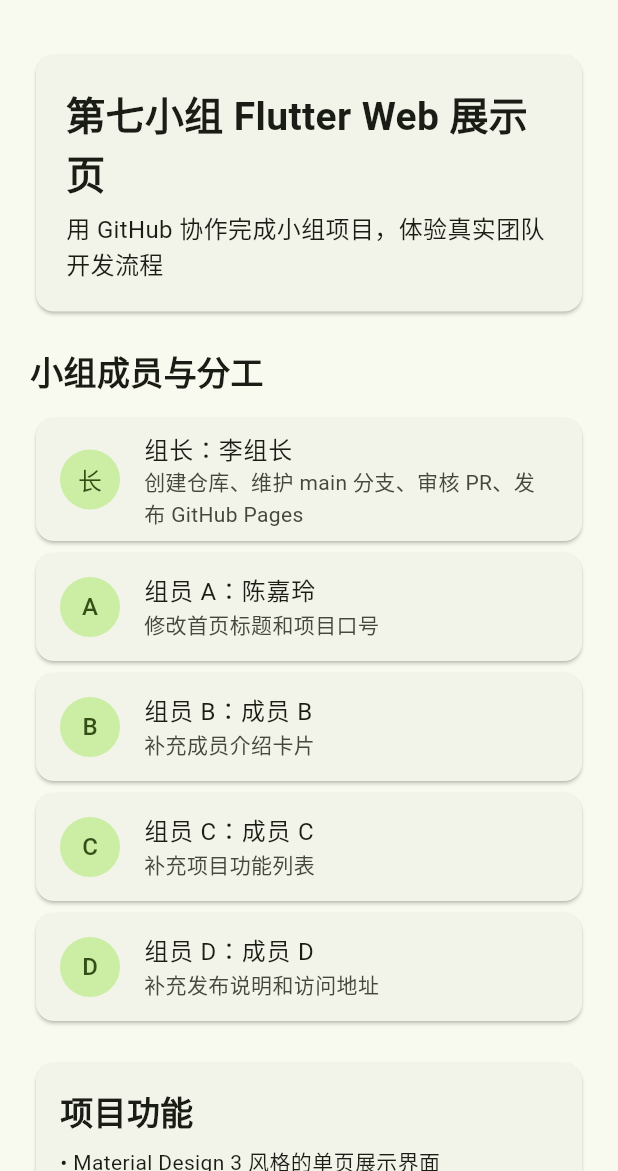
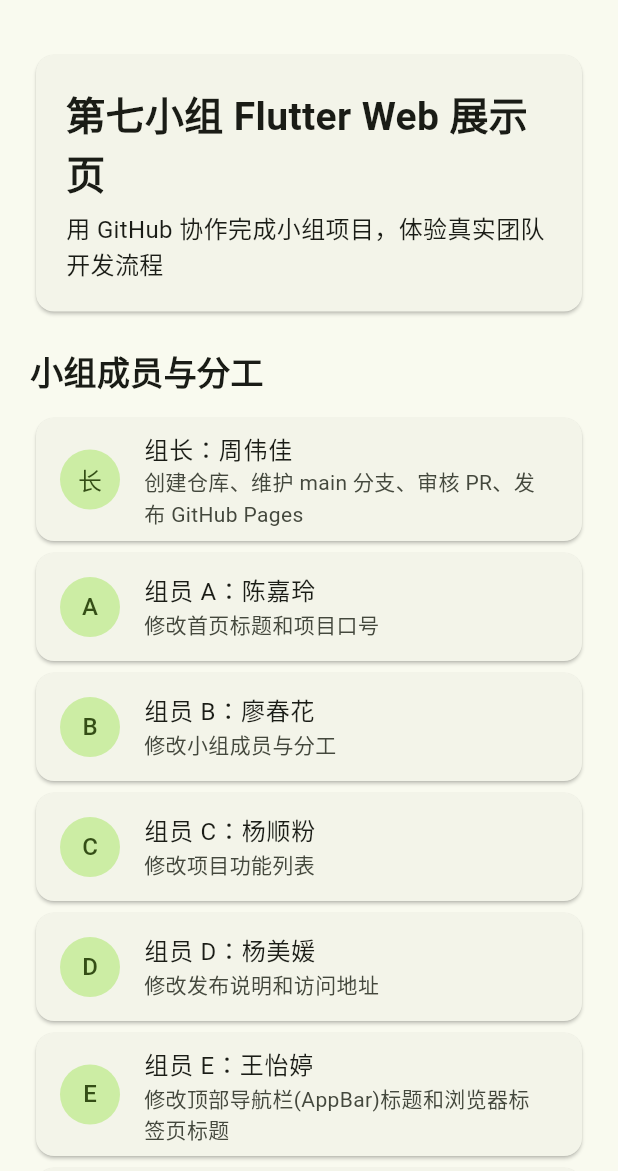
Before and after one commit to wendy-zhou6/group-cooperation-1, a Flutter app: the screen it shows after launch, on a phone screen of 412 x 824 dp, the part 65-1236 px from its top. Run offline on Flutter 3.47's test engine with Material 3 defaults, Android fonts, the phone set to English and light mode, and no system bars.

Commit message:
update team members and roles

```diff
--- a/lib/main.dart
+++ b/lib/main.dart
@@ -28,11 +28,14 @@ class TeamHomePage extends StatelessWidget {
   static const String projectSlogan = '用 GitHub 协作完成小组项目，体验真实团队开发流程';
 
   static const List<TeamMember> members = [
-    TeamMember(role: '组长', name: '李组长', task: '创建仓库、维护 main 分支、审核 PR、发布 GitHub Pages'),
+    TeamMember(
+        role: '组长', name: '周伟佳', task: '创建仓库、维护 main 分支、审核 PR、发布 GitHub Pages'),
     TeamMember(role: '组员 A', name: '陈嘉玲', task: '修改首页标题和项目口号'),
-    TeamMember(role: '组员 B', name: '成员 B', task: '补充成员介绍卡片'),
-    TeamMember(role: '组员 C', name: '成员 C', task: '补充项目功能列表'),
-    TeamMember(role: '组员 D', name: '成员 D', task: '补充发布说明和访问地址'),
+    TeamMember(role: '组员 B', name: '廖春花', task: '修改小组成员与分工'),
+    TeamMember(role: '组员 C', name: '杨顺粉', task: '修改项目功能列表'),
+    TeamMember(role: '组员 D', name: '杨美媛', task: '修改发布说明和访问地址'),
+    TeamMember(role: '组员 E', name: '王怡婷', task: '修改顶部导航栏(AppBar)标题和浏览器标签页标题'),
+    TeamMember(role: '组员 F', name: '岳沛珂', task: '修改应用主题颜色(Colors.indigo)'),
   ];
 
   static const List<String> features = [
```
